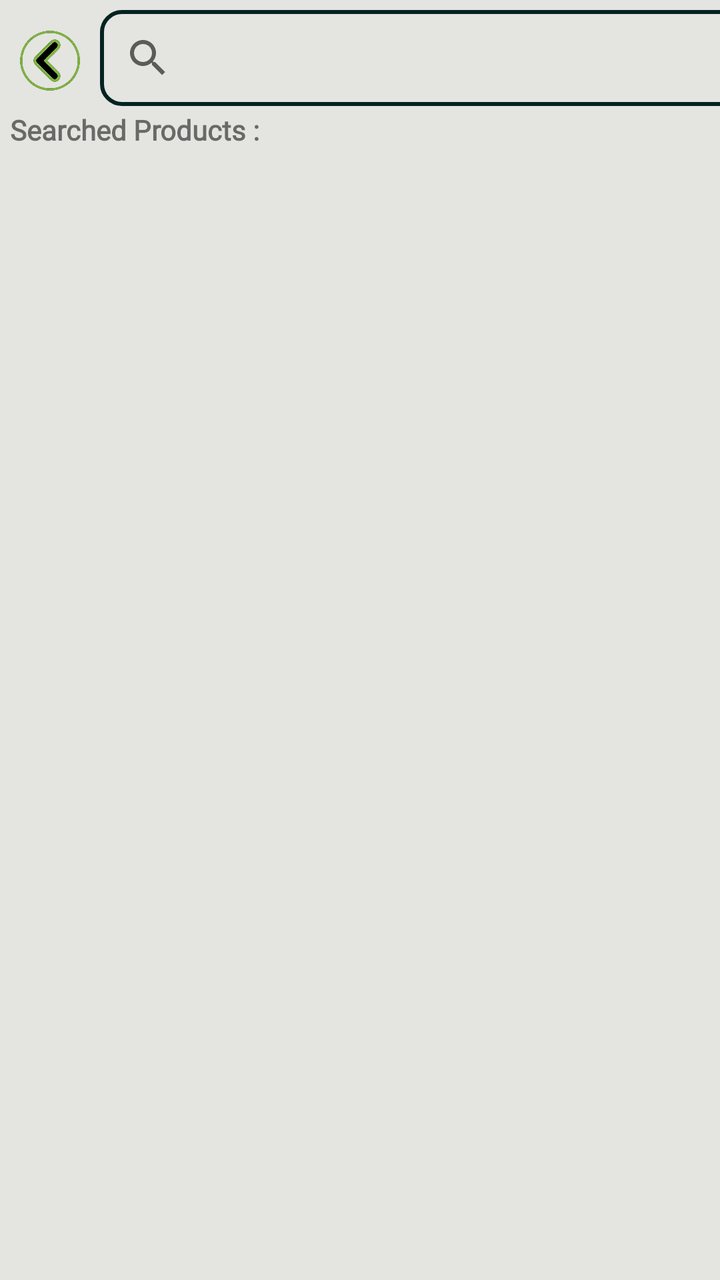
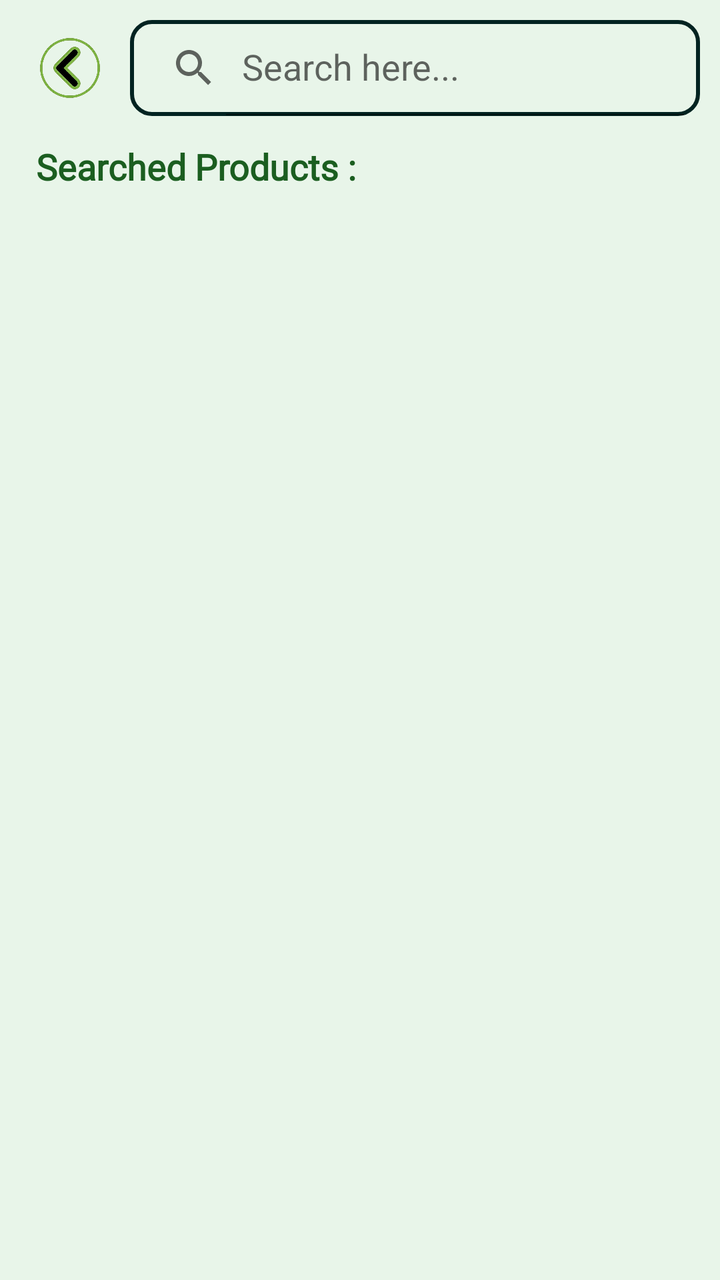

Screens rendered from an Android XML layout before and after an edit, with the pre-edit source and the edit as a unified diff.
<!-- AndroidManifest.xml: application theme Theme.AgroGo -->
<!-- res/layout/search_fragment.xml -->
<?xml version="1.0" encoding="utf-8"?>
<layout xmlns:android="http://schemas.android.com/apk/res/android"
    xmlns:tools="http://schemas.android.com/tools"
    xmlns:app="http://schemas.android.com/apk/res-auto">

<FrameLayout
    android:layout_width="match_parent"
    android:layout_height="match_parent"
    tools:context="CommonUI.search_fragment"
    android:background="#E4E4E1">
    <LinearLayout
        android:layout_width="410dp"
        android:layout_height="match_parent"
        android:orientation="vertical">
        <androidx.appcompat.widget.SearchView
            android:id="@+id/searchVIewBTN"
            android:layout_width="350dp"
            android:layout_height="wrap_content"
            android:background="@drawable/searchbar"
            android:layout_marginTop="5dp"
            android:layout_marginLeft="50dp"/>
        <ImageView
            android:id="@+id/backBTN"
            android:layout_width="40dp"
            android:layout_height="40dp"
            android:layout_marginLeft="5dp"
            android:src="@drawable/bk"
            android:layout_marginTop="-43dp"/>

        <TextView
            android:layout_width="wrap_content"
            android:layout_height="wrap_content"
            android:text="Searched Products : "
            android:textStyle="bold"
            android:fontFamily="@font/bungee"
            android:layout_margin="5dp"/>
        <androidx.recyclerview.widget.RecyclerView
            android:id="@+id/search_prod"
            android:layout_marginLeft="5dp"
            android:layout_width="match_parent"
            android:layout_height="0dp"
            android:layout_weight="1"/>

    </LinearLayout>




</FrameLayout>
</layout>
<!-- resources referenced by this layout -->
<resources>
  <!-- drawable bk: png bitmap (drawable, 107754 bytes) -->
  <!-- drawable searchbar (drawable) -->
  <?xml version="1.0" encoding="utf-8"?>
  <shape xmlns:android="http://schemas.android.com/apk/res/android">
  <corners android:radius="10dp"/>
      <stroke android:color="#022321"
          android:width="2dp"/>
  
  </shape>
  <style name="Theme.AgroGo" parent="Theme.MaterialComponents.DayNight.NoActionBar">
          
          <item name="colorPrimary">@color/blue_500</item>
          <item name="colorPrimaryVariant">@color/blue_700</item>
          <item name="colorOnPrimary">@color/white</item>
          <item name="colorSecondary">@color/green_500</item>
          <item name="colorOnSecondary">@color/white</item>
          <item name="android:windowContentTransitions">true</item>
  
  
      </style>
  <color name="blue_500">#022F2C</color>
  <color name="blue_700">#012302</color>
  <color name="white">#FFFFFF</color>
  <color name="green_500">#011B01</color>
</resources>

<!-- the commit's change to res/layout/search_fragment.xml (unified diff, before → after) -->
@@ -3,48 +3,183 @@
     xmlns:tools="http://schemas.android.com/tools"
     xmlns:app="http://schemas.android.com/apk/res-auto">
 
-<FrameLayout
+    <FrameLayout
+        android:layout_width="match_parent"
+        android:layout_height="match_parent"
+        tools:context="CommonUI.search_fragment"
+        android:background="#E8F5E9">
+
+        <LinearLayout
+            android:layout_width="match_parent"
+            android:layout_height="match_parent"
+            android:orientation="vertical"
+            android:padding="10dp">
+
+            
+            <RelativeLayout
+                android:layout_width="match_parent"
+                android:layout_height="wrap_content"
+                android:layout_marginBottom="8dp">
+
+                <ImageView
+                    android:id="@+id/backBTN"
+                    android:layout_width="40dp"
+                    android:layout_height="40dp"
+                    android:layout_alignParentStart="true"
+                    android:src="@drawable/bk"
+                    android:layout_marginStart="5dp"
+                    android:layout_centerVertical="true" />
+
+                <androidx.appcompat.widget.SearchView
+                    android:id="@+id/searchVIewBTN"
+                    android:layout_width="match_parent"
+                    android:layout_height="wrap_content"
+                    android:layout_toEndOf="@id/backBTN"
+                    android:layout_marginStart="10dp"
+                    android:background="@drawable/searchbar"
+                    app:queryHint="Search here..."
+                    app:iconifiedByDefault="false" />
+            </RelativeLayout>
+
+            
+            <TextView
+                android:layout_width="wrap_content"
+                android:layout_height="wrap_content"
+                android:text="Searched Products :"
+                android:textStyle="bold"
+                android:fontFamily="@font/bungee"
+                android:textColor="@color/green_900"
+                android:textSize="18sp"
+                android:layout_marginStart="8dp"
+                android:layout_marginTop="5dp"
+                android:layout_marginBottom="5dp" />
+
+            
+            <androidx.recyclerview.widget.RecyclerView
+                android:id="@+id/search_prod"
+                android:layout_width="match_parent"
+                android:layout_height="0dp"
+                android:layout_weight="1.5"
+                android:layout_marginTop="5dp"
+                android:layout_marginStart="5dp"
+                android:layout_marginEnd="5dp"
+                android:clipToPadding="false"
+                android:scrollbars="vertical"
+                tools:listitem="@layout/mostordered" />
+
+        </LinearLayout>
+
+    </FrameLayout>
+</layout>
+<!-- res/layout/mostordered.xml (included above) -->
+<?xml version="1.0" encoding="utf-8"?>
+<androidx.cardview.widget.CardView
+    xmlns:android="http://schemas.android.com/apk/res/android"
+    xmlns:app="http://schemas.android.com/apk/res-auto"
     android:layout_width="match_parent"
-    android:layout_height="match_parent"
-    tools:context="CommonUI.search_fragment"
-    android:background="#E4E4E1">
-    <LinearLayout
-        android:layout_width="410dp"
-        android:layout_height="match_parent"
-        android:orientation="vertical">
-        <androidx.appcompat.widget.SearchView
-            android:id="@+id/searchVIewBTN"
-            android:layout_width="350dp"
-            android:layout_height="wrap_content"
-            android:background="@drawable/searchbar"
-            android:layout_marginTop="5dp"
-            android:layout_marginLeft="50dp"/>
+    android:layout_height="wrap_content"
+    android:layout_margin="5dp"
+    app:cardCornerRadius="12dp"
+    app:cardElevation="8dp">
+
+    <RelativeLayout
+        android:layout_width="match_parent"
+        android:layout_height="wrap_content"
+        android:padding="8dp">
+
+        
         <ImageView
-            android:id="@+id/backBTN"
-            android:layout_width="40dp"
-            android:layout_height="40dp"
-            android:layout_marginLeft="5dp"
-            android:src="@drawable/bk"
-            android:layout_marginTop="-43dp"/>
+            android:id="@+id/prod_image2"
+            android:layout_width="140dp"
+            android:layout_height="140dp"
+            android:layout_alignParentStart="true"
+            android:scaleType="centerCrop"
+            android:src="@drawable/vl"
+            android:contentDescription="Product image" />
 
+        
         <TextView
+            android:id="@+id/prod_name2"
             android:layout_width="wrap_content"
             android:layout_height="wrap_content"
-            android:text="Searched Products : "
+            android:text="Apple"
+            android:textSize="20sp"
+            android:textColor="@color/black"
+            android:fontFamily="@font/bungee"
+            android:layout_toRightOf="@id/prod_image2"
+            android:layout_marginStart="12dp"
+            android:layout_alignParentTop="true"/>
+
+        
+        <TextView
+            android:id="@+id/prod_price2"
+            android:layout_width="wrap_content"
+            android:layout_height="wrap_content"
+            android:text="Price:"
             android:textStyle="bold"
-            android:fontFamily="@font/bungee"
-            android:layout_margin="5dp"/>
-        <androidx.recyclerview.widget.RecyclerView
-            android:id="@+id/search_prod"
-            android:layout_marginLeft="5dp"
-            android:layout_width="match_parent"
-            android:layout_height="0dp"
-            android:layout_weight="1"/>
+            android:textColor="@color/black"
+            android:layout_below="@id/prod_name2"
+            android:layout_toRightOf="@id/prod_image2"
+            android:layout_marginStart="12dp"
+            android:layout_marginTop="6dp"/>
 
-    </LinearLayout>
+        
+        <TextView
+            android:id="@+id/prod_prices"
+            android:layout_width="wrap_content"
+            android:layout_height="wrap_content"
+            android:text="₹120"
+            android:textColor="@color/black"
+            android:layout_alignBaseline="@id/prod_price2"
+            android:layout_toRightOf="@id/prod_price2"
+            android:layout_marginStart="8dp"/>
 
+        
+        <TextView
+            android:id="@+id/prod_desc2"
+            android:layout_width="wrap_content"
+            android:layout_height="wrap_content"
+            android:text="Packed with fiber"
+            android:textStyle="bold"
+            android:textColor="@color/black"
+            android:fontFamily="@font/antic"
+            android:layout_below="@id/prod_price2"
+            android:layout_toRightOf="@id/prod_image2"
+            android:layout_marginStart="12dp"
+            android:layout_marginTop="8dp"/>
 
+        
+        <LinearLayout
+            android:layout_width="wrap_content"
+            android:layout_height="wrap_content"
+            android:layout_below="@id/prod_desc2"
+            android:layout_toRightOf="@id/prod_image2"
+            android:orientation="horizontal"
+            android:layout_marginTop="12dp"
+            android:layout_marginStart="12dp">
 
+            
+            <Button
+                android:id="@+id/btnBuy2"
+                android:layout_width="80dp"
+                android:layout_height="48dp"
+                android:text="Buy"
+                android:backgroundTint="@color/green_700"
+                android:textColor="@android:color/white"
+                android:elevation="3dp"
+                android:layout_marginEnd="10dp"/>
 
-</FrameLayout>
-</layout>
+            
+            <Button
+                android:id="@+id/btnCart"
+                android:layout_width="80dp"
+                android:layout_height="48dp"
+                android:text="Cart"
+                android:backgroundTint="@color/brown_700"
+                android:textColor="@android:color/white"
+                android:elevation="3dp"/>
+        </LinearLayout>
+
+    </RelativeLayout>
+
+</androidx.cardview.widget.CardView>
<!-- resource entries referenced after the edit -->
@@ -1,5 +1,9 @@
 <!-- resources referenced by this layout -->
 <resources>
+  <color name="black">#FF000000</color>
+  <color name="brown_700">#5D4037</color>
+  <color name="green_700">#388E3C</color>
+  <color name="green_900">#1B5E20</color>
   <!-- drawable bk: png bitmap (drawable, 107754 bytes) -->
   <!-- drawable searchbar (drawable) -->
   <?xml version="1.0" encoding="utf-8"?>
@@ -9,6 +13,7 @@
           android:width="2dp"/>
   
   </shape>
+  <!-- drawable vl: png bitmap (drawable, 154055 bytes) -->
   <style name="Theme.AgroGo" parent="Theme.MaterialComponents.DayNight.NoActionBar">
           
           <item name="colorPrimary">@color/blue_500</item>
